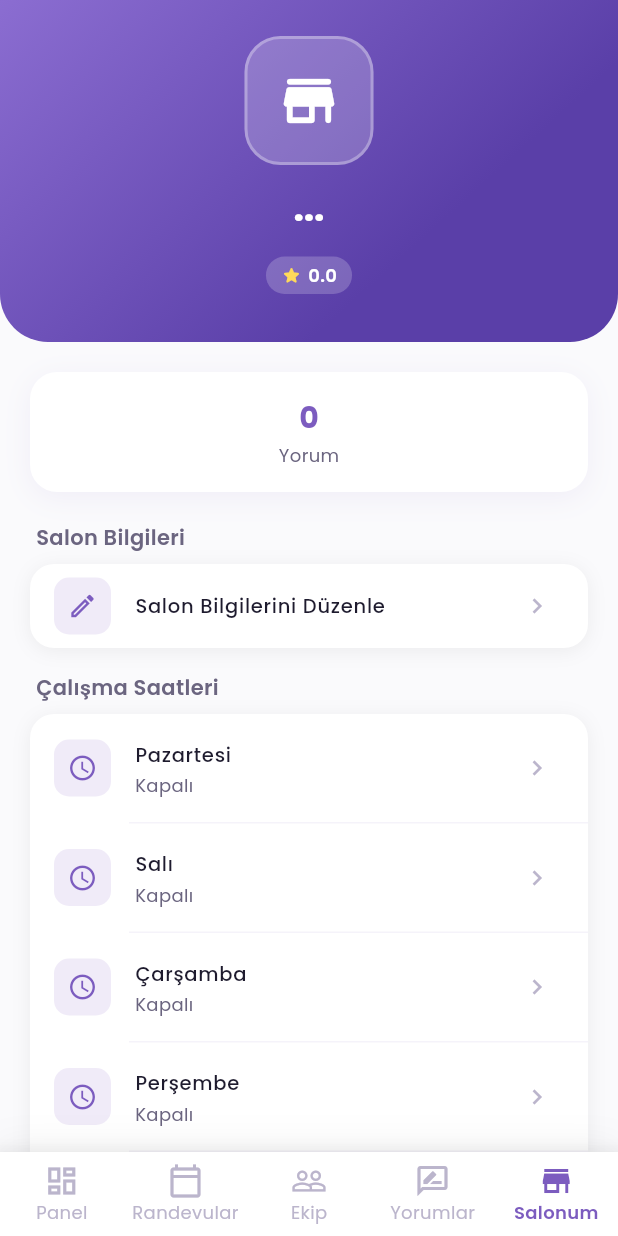
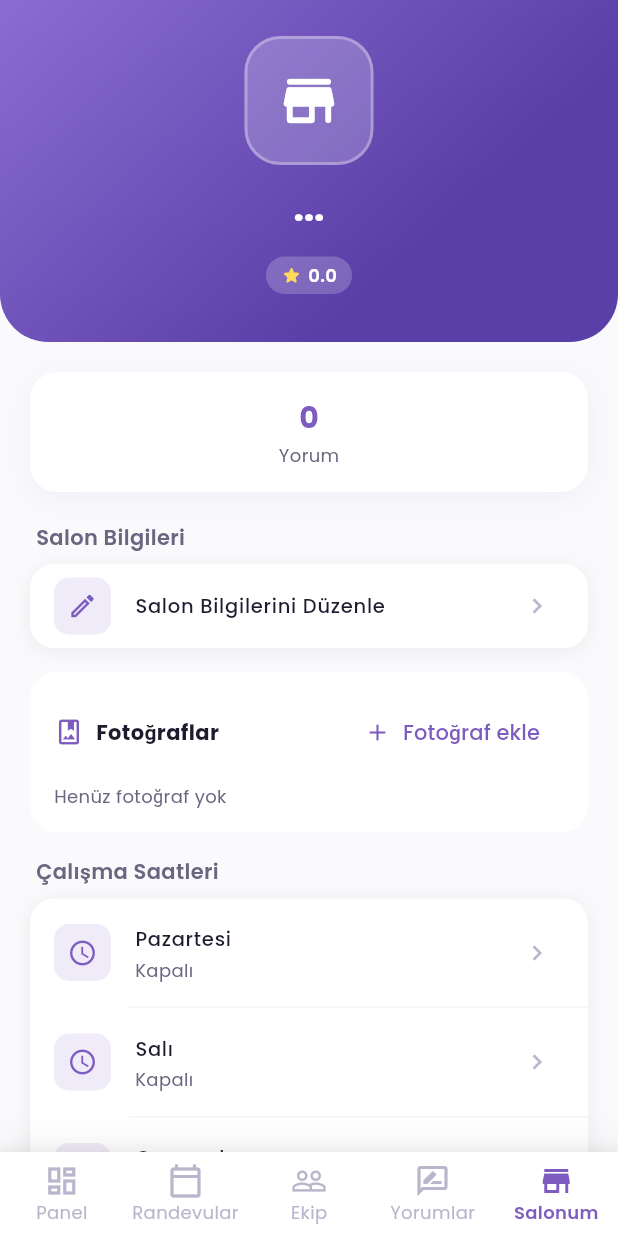
Before and after one commit to bahattinercan/beauty-salon, a Flutter app: the SalonProfileScreen screen opened by its route, on a phone screen of 412 x 824 dp. Run offline on Flutter 3.47's test engine with Material 3 defaults, Android fonts, the phone set to English and light mode, and no system bars; our stand-ins replace cached_network_image, dio, fl_chart, flutter_local_notifications, flutter_riverpod, flutter_secure_storage and 12 more; accounts and stored records are empty; project files that could hold a hidden picture were left out.

Commit message:
feat(salon-app): yorumlarda sayfalama ve salon galerisi için fotoğraf yükleme
SA-008: Yorum listesi tek sayfa çekiyordu; backend zaten page/limit
destekliyor ama salon app hiç sayfalama yapmıyordu.
- ReviewsNotifier artık ReviewFeed (reviews/total/page/limit/hasMore)
döndürüyor, loadMore() sonraki sayfayı ekliyor
- ekranda "Daha fazla göster (n)" butonu

SA-004 / BUG-010: Salon profili logo/cover/gallery göstermiyordu ve
görsel yükleme yoktu.
- SalonInfo: logoUrl, coverImageUrl, galleryImages parse ediliyor
- Header'da logo, profil ekranında "Fotoğraflar" şeridi
- core/network/upload_service.dart: image_picker -> /upload/multiple
  -> PATCH /salons/:id (ilk görsel coverImageUrl olarak da kaydediliyor)

Doğrulama: flutter analyze -> 0 issue; flutter test -> 24 passing

```diff
--- a/apps/salon_app/lib/core/l10n/app_strings.dart
+++ b/apps/salon_app/lib/core/l10n/app_strings.dart
@@ -149,6 +149,11 @@ class S {
   String get reviewsUnanswered  => isEn ? 'Unanswered'               : 'Yanıtsız';
   String get reviewsAnswered    => isEn ? 'Answered'                 : 'Yanıtlı';
   String get noReviewsFound     => isEn ? 'No reviews found'         : 'Yorum bulunamadı';
+  String get loadMore          => isEn ? 'Load more'                : 'Daha fazla göster';
+  String get photos            => isEn ? 'Photos'                   : 'Fotoğraflar';
+  String get addPhotos         => isEn ? 'Add photos'               : 'Fotoğraf ekle';
+  String get noPhotos          => isEn ? 'No photos yet'            : 'Henüz fotoğraf yok';
+  String get photosAdded       => isEn ? 'Photos added'             : 'Fotoğraflar eklendi';
   String replyDialogTitle(String name) =>
       isEn ? 'Reply to $name' : '$name için yanıt';
   String get replyHint          => isEn ? 'Write your reply...'      : 'Yanıtınızı yazın...';
--- a/apps/salon_app/lib/features/profile/presentation/screens/salon_profile_screen.dart
+++ b/apps/salon_app/lib/features/profile/presentation/screens/salon_profile_screen.dart
@@ -1,10 +1,12 @@
 import 'package:flutter/material.dart';
 import 'package:flutter_riverpod/flutter_riverpod.dart';
 import 'package:go_router/go_router.dart';
+import 'package:image_picker/image_picker.dart';
 import '../../../../app/theme/app_colors.dart';
 import '../../../../app/theme/app_theme_colors.dart';
 import '../../../../core/l10n/app_strings.dart';
 import '../../../../core/l10n/locale_provider.dart';
+import '../../../../core/network/upload_service.dart';
 import '../../../../core/theme/theme_provider.dart';
 import '../../../auth/data/auth_provider.dart';
 import '../../../salon/data/salon_provider.dart';
@@ -68,7 +70,17 @@ class SalonProfileScreen extends ConsumerWidget {
                       borderRadius: BorderRadius.circular(24),
                       border: Border.all(color: Colors.white.withValues(alpha: 0.3), width: 2),
                     ),
-                    child: const Icon(Icons.store_rounded, size: 44, color: Colors.white),
+                    child: salon?.logoUrl != null
+                        ? ClipRRect(
+                            borderRadius: BorderRadius.circular(24),
+                            child: Image.network(
+                              salon!.logoUrl!,
+                              fit: BoxFit.cover,
+                              errorBuilder: (_, _, _) =>
+                                  const Icon(Icons.store_rounded, size: 44, color: Colors.white),
+                            ),
+                          )
+                        : const Icon(Icons.store_rounded, size: 44, color: Colors.white),
                   ),
                   const SizedBox(height: 14),
                   Text(salon?.name ?? '...', style: const TextStyle(fontSize: 22, fontWeight: FontWeight.w800, color: Colors.white)),
@@ -142,6 +154,8 @@ class SalonProfileScreen extends ConsumerWidget {
                   _MenuItem(icon: Icons.description_outlined, title: s.description, subtitle: salon!.description!, onTap: () => _showEditSalonSheet(context, ref, salon)),
                 _MenuItem(icon: Icons.edit_outlined, title: s.editSalonInfo, subtitle: '', onTap: () => _showEditSalonSheet(context, ref, salon)),
               ]),
+              const SizedBox(height: 16),
+              _SalonGallerySection(salon: salon),
               const SizedBox(height: 16),
               _buildSection(context, s.workingHours, c, [
                 ..._buildWorkingHoursItems(salon, s, context, ref),
@@ -451,6 +465,106 @@ class _MenuItem {
   final VoidCallback onTap;
 
   _MenuItem({required this.icon, required this.title, required this.subtitle, required this.onTap});
+}
+
+class _SalonGallerySection extends ConsumerWidget {
+  final SalonInfo? salon;
+  const _SalonGallerySection({required this.salon});
+
+  @override
+  Widget build(BuildContext context, WidgetRef ref) {
+    final s = S.of(context);
+    final c = context.colors;
+    final gallery = salon?.galleryImages ?? const <String>[];
+    final cover = salon?.coverImageUrl;
+    final images = <String>[
+      ?cover,
+      ...gallery,
+    ];
+
+    return Container(
+      padding: const EdgeInsets.all(16),
+      decoration: BoxDecoration(
+        color: c.surface,
+        borderRadius: BorderRadius.circular(18),
+      ),
+      child: Column(
+        crossAxisAlignment: CrossAxisAlignment.start,
+        children: [
+          Row(
+            children: [
+              Icon(Icons.photo_album_outlined, size: 20, color: AppColors.primary),
+              const SizedBox(width: 8),
+              Text(s.photos, style: const TextStyle(fontWeight: FontWeight.w700)),
+              const Spacer(),
+              TextButton.icon(
+                onPressed: () => _addPhotos(context, ref, gallery),
+                icon: const Icon(Icons.add, size: 18),
+                label: Text(s.addPhotos),
+              ),
+            ],
+          ),
+          const SizedBox(height: 10),
+          if (images.isEmpty)
+            Text(s.noPhotos, style: TextStyle(fontSize: 12, color: c.textSecondary))
+          else
+            SingleChildScrollView(
+              scrollDirection: Axis.horizontal,
+              child: Row(
+                children: [
+                  for (final url in images)
+                    Padding(
+                      padding: const EdgeInsets.only(right: 8),
+                      child: Container(
+                        width: 96,
+                        height: 96,
+                        decoration: BoxDecoration(
+                          borderRadius: BorderRadius.circular(12),
+                          border: Border.all(color: c.surfaceVariant),
+                        ),
+                        child: ClipRRect(
+                          borderRadius: BorderRadius.circular(12),
+                          child: Image.network(
+                            url,
+                            fit: BoxFit.cover,
+                            errorBuilder: (_, _, _) => const Icon(Icons.broken_image_outlined, size: 28),
+                          ),
+                        ),
+                      ),
+                    ),
+                ],
+              ),
+            ),
+        ],
+      ),
+    );
+  }
+
+  Future<void> _addPhotos(BuildContext context, WidgetRef ref, List<String> existing) async {
+    final s = S.of(context);
+    final picked = await ImagePicker().pickMultiImage(limit: 5);
+    if (picked.isEmpty) return;
+
+    try {
+      final urls = await UploadService().uploadImages(picked);
+      if (urls.isEmpty) return;
+      await ref.read(salonProvider.notifier).updateInfo({
+        'galleryImages': [...existing, ...urls],
+        if (existing.isEmpty) 'coverImageUrl': urls.first,
+      });
+      if (context.mounted) {
+        ScaffoldMessenger.of(context).showSnackBar(
+          SnackBar(content: Text('${s.photosAdded} (${urls.length})')),
+        );
+      }
+    } catch (e) {
+      if (context.mounted) {
+        ScaffoldMessenger.of(context).showSnackBar(
+          SnackBar(content: Text(s.errorMsg('$e')), backgroundColor: AppColors.error),
+        );
+      }
+    }
+  }
 }
 
 class _SalonEditSheet extends StatefulWidget {
--- a/apps/salon_app/lib/features/salon/data/salon_provider.dart
+++ b/apps/salon_app/lib/features/salon/data/salon_provider.dart
@@ -39,6 +39,9 @@ class SalonInfo {
   final int reviewCount;
   final Map<String, WorkingDay> workingHours;
   final bool isVerified;
+  final String? logoUrl;
+  final String? coverImageUrl;
+  final List<String> galleryImages;
 
   const SalonInfo({
     required this.id,
@@ -51,6 +54,9 @@ class SalonInfo {
     required this.reviewCount,
     required this.workingHours,
     this.isVerified = false,
+    this.logoUrl,
+    this.coverImageUrl,
+    this.galleryImages = const [],
   });
 
   factory SalonInfo.fromJson(Map<String, dynamic> j) {
@@ -74,6 +80,12 @@ class SalonInfo {
       reviewCount: (j['reviewCount'] as num?)?.toInt() ?? 0,
       workingHours: hours,
       isVerified: (j['isVerified'] as bool?) ?? false,
+      logoUrl: j['logoUrl']?.toString(),
+      coverImageUrl: j['coverImageUrl']?.toString(),
+      galleryImages: (j['galleryImages'] as List<dynamic>? ?? const [])
+          .map((e) => e.toString())
+          .where((e) => e.isNotEmpty)
+          .toList(),
     );
   }
 }
```
Also changed, not shown: apps/salon_app/lib/core/network/upload_service.dart (added, +37 -0 lines), apps/salon_app/lib/features/reviews/data/reviews_provider.dart (+62 -13 lines), apps/salon_app/lib/features/reviews/presentation/screens/salon_reviews_screen.dart (+18 -7 lines), 1 other file.
